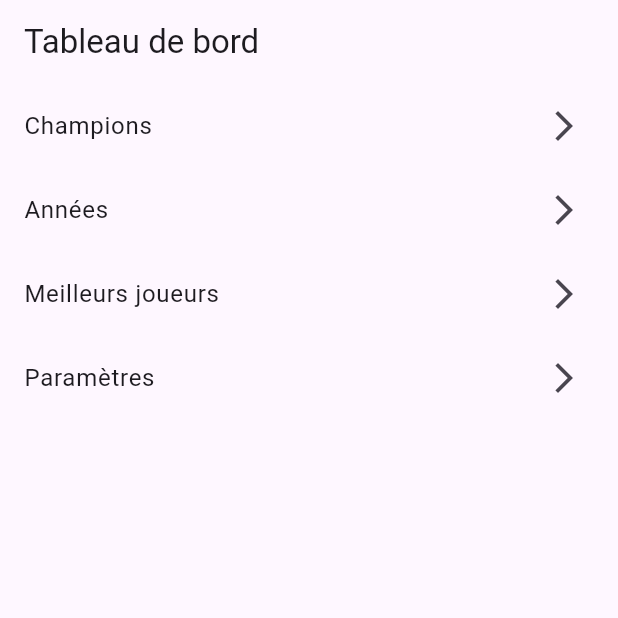
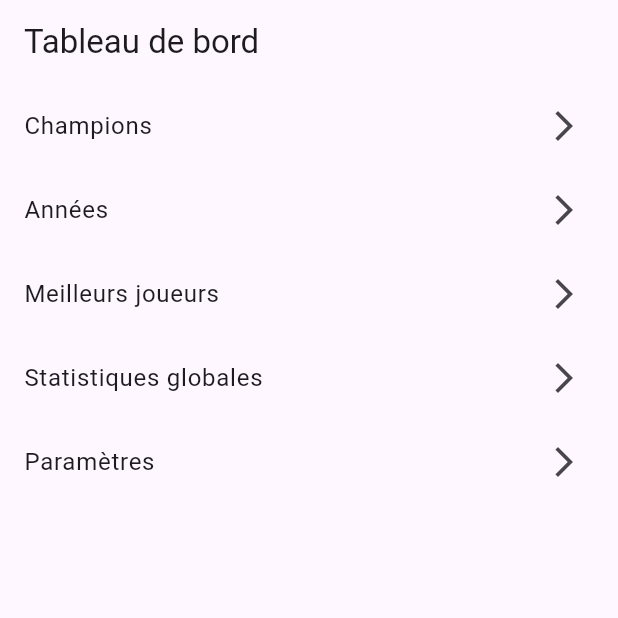
Before and after one commit to AgustinGomezDelToro/flutter-app, a Flutter app: the Dashboard screen opened directly, on a phone screen of 412 x 824 dp, the top half of it. Run offline on Flutter 3.47's test engine with Material 3 defaults, Android fonts, the phone set to English and light mode, and no system bars; our stand-ins replace flutter_dotenv, flutter_secure_storage, shared_preferences; accounts and stored records are empty.

Commit message:
[ADD] final dashboard

```diff
--- a/lib/views/dashboard.dart
+++ b/lib/views/dashboard.dart
@@ -3,6 +3,7 @@ import 'champions_page.dart';
 import 'years_page.dart';
 import 'best_players_page.dart';
 import 'settings_page.dart';
+import 'statistics_page.dart';
 import 'package:tp_flutter_cdm/views/champions_page.dart';
 import 'package:tp_flutter_cdm/views/years_page.dart';
 import 'package:tp_flutter_cdm/views/best_players_page.dart';
@@ -14,6 +15,7 @@ class Dashboard extends StatelessWidget {
     _DashboardItem(title: "Champions", widget: ChampionsPage()),
     _DashboardItem(title: "Années", widget: YearsPage()),
     _DashboardItem(title: "Meilleurs joueurs", widget: BestPlayersPage()),
+    _DashboardItem(title: "Statistiques globales", widget: StatisticsPage()),
     _DashboardItem(title: "Paramètres", widget: SettingsPage()),
   ];
 
```
